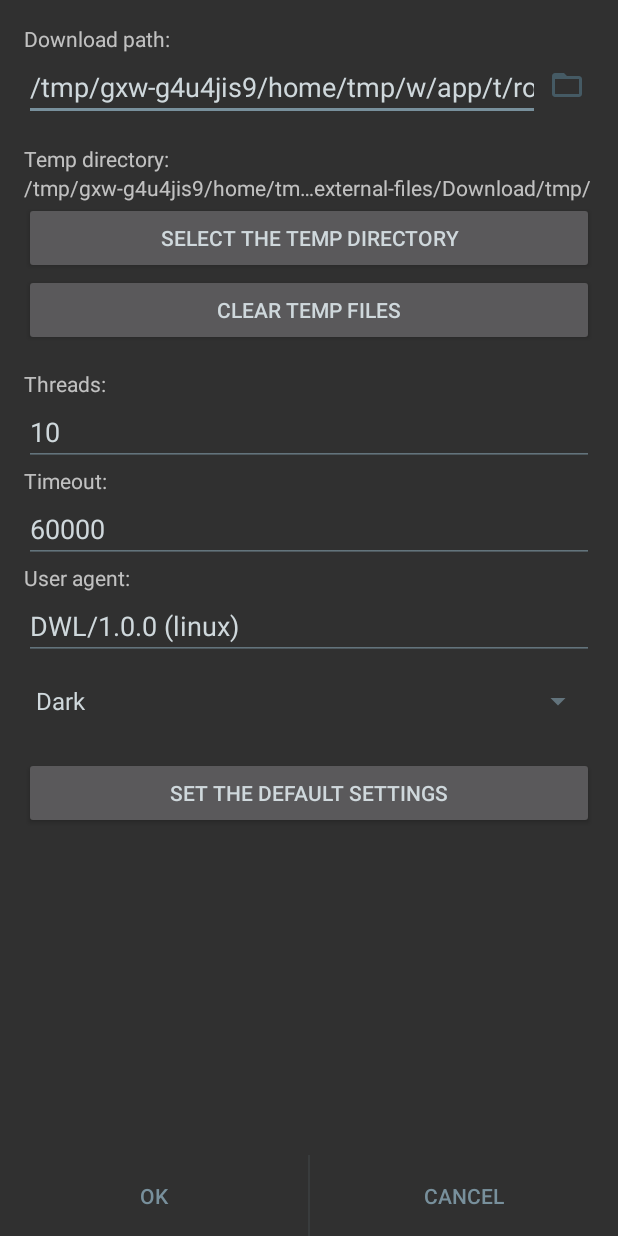
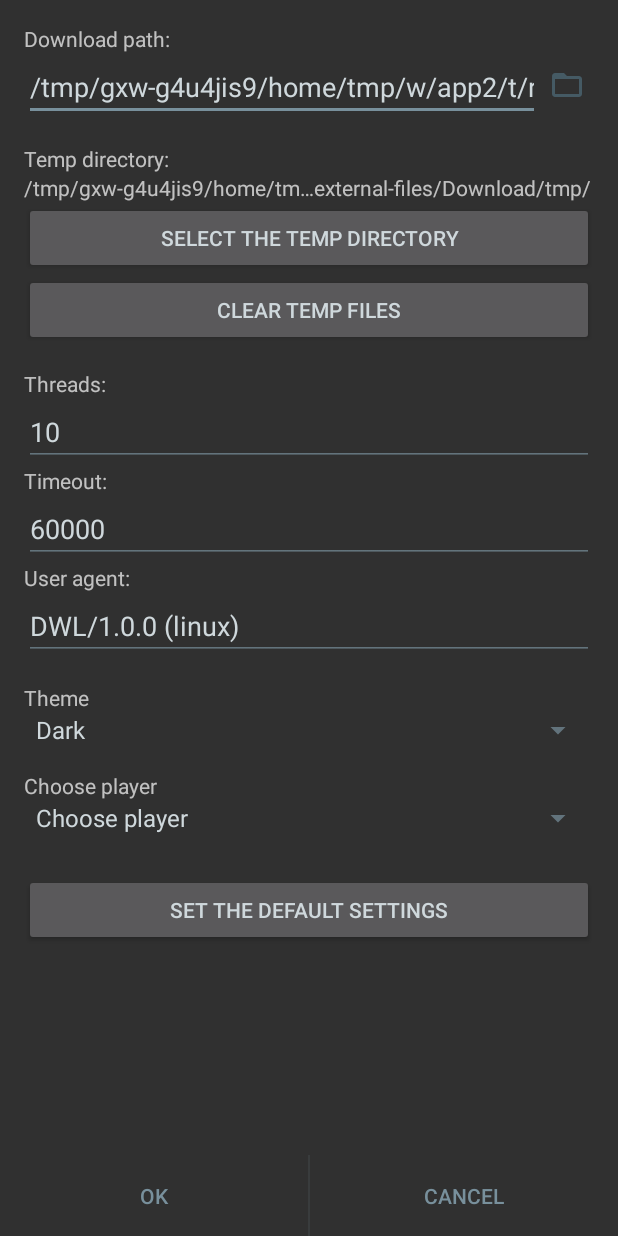
Before and after one commit to YouROK/M3U8Loader, an Android app: the SettingsActivity screen opened directly, with no data from a screen before it, on a phone screen of 412 x 824 dp. Run offline under Robolectric (Android 15) with nearby library versions, the phone set to English and light mode, and no system bars; libraries missing offline, so code that uses them is left out: go.m3u8.

Commit message:
snap 1.11

```diff
--- a/app/src/main/AndroidManifest.xml
+++ b/app/src/main/AndroidManifest.xml
@@ -38,10 +38,11 @@
             android:windowSoftInputMode="adjustResize">
             <intent-filter>
                 <action android:name="android.intent.action.SEND" />
+
                 <category android:name="android.intent.category.DEFAULT" />
+
                 <data android:mimeType="*/*" />
             </intent-filter>
-
             <intent-filter>
                 <action android:name="android.intent.action.VIEW" />
 
@@ -56,7 +57,6 @@
                 <data android:mimeType="application/vnd.apple.mpegurl" />
                 <data android:mimeType="video/mp2t" />
             </intent-filter>
-
             <intent-filter>
                 <action android:name="android.intent.action.VIEW" />
 
@@ -67,7 +67,6 @@
                 <data android:scheme="https" />
                 <data android:scheme="file" />
                 <data android:host="*" />
-
                 <data android:mimeType="video/m3u" />
                 <data android:mimeType="video/m3u8" />
                 <data android:mimeType="video/hls" />
@@ -76,7 +75,6 @@
                 <data android:mimeType="application/vnd.apple.mpegurl" />
                 <data android:mimeType="video/mp2t" />
             </intent-filter>
-
             <intent-filter>
                 <action android:name="android.intent.action.VIEW" />
 
--- a/app/src/main/java/ru/yourok/loader/Options.java
+++ b/app/src/main/java/ru/yourok/loader/Options.java
@@ -48,6 +48,10 @@ public class Options {
         return prefs.getInt("Theme", 1);
     }
 
+    public int GetPlayer() {
+        return prefs.getInt("Player", 0);
+    }
+
     public void SetThreads(int val) {
         SharedPreferences.Editor ed = prefs.edit();
         ed.putInt("Threads", val);
@@ -84,9 +88,9 @@ public class Options {
         ed.apply();
     }
 
-    public void SetDarkTheme(boolean val) {
+    public void SetPlayer(int val) {
         SharedPreferences.Editor ed = prefs.edit();
-        ed.putBoolean("UseDarkTheme", val);
+        ed.putInt("Player", val);
         ed.apply();
     }
 
--- a/app/src/main/java/ru/yourok/m3u8loader/DirectoryChooserActivity.java
+++ b/app/src/main/java/ru/yourok/m3u8loader/DirectoryChooserActivity.java
@@ -79,7 +79,8 @@ public class DirectoryChooserActivity extends AppCompatActivity {
             if (DirectoryPath.getParentFile() != null) {
                 DirectoryPath = DirectoryPath.getParentFile();
                 updateViews();
-            } else
+            }
+            if (!DirectoryPath.canWrite())
                 Toast.makeText(this, getText(R.string.error_dir_perm), Toast.LENGTH_SHORT).show();
         }
     }
@@ -119,7 +120,7 @@ public class DirectoryChooserActivity extends AppCompatActivity {
                     public void onClick(DialogInterface dialog, int which) {
                         String name = input.getText().toString();
                         if (!new File(DirectoryPath.getAbsolutePath() + "/" + name).mkdir())
-                            Toast.makeText(DirectoryChooserActivity.this,R.string.error_create_folder,Toast.LENGTH_SHORT).show();
+                            Toast.makeText(DirectoryChooserActivity.this, R.string.error_create_folder, Toast.LENGTH_SHORT).show();
                         dialog.dismiss();
                         updateViews();
                     }
--- a/app/src/main/java/ru/yourok/m3u8loader/SettingsActivity.java
+++ b/app/src/main/java/ru/yourok/m3u8loader/SettingsActivity.java
@@ -31,7 +31,6 @@ import ru.yourok.m3u8loader.utils.ThemeChanger;
 public class SettingsActivity extends AppCompatActivity {
 
     public static final int REQUEST_CODE = 1202;
-    private final String[] themeNames = {};
 
     @Override
     protected void onCreate(Bundle savedInstanceState) {
@@ -49,6 +48,11 @@ public class SettingsActivity extends AppCompatActivity {
         ArrayAdapter<String> adapter = new ArrayAdapter<>(this, android.R.layout.simple_spinner_item, getResources().getStringArray(R.array.themes_names));
         adapter.setDropDownViewResource(android.R.layout.simple_spinner_dropdown_item);
         Spinner spinner = ((Spinner) findViewById(R.id.spinnerChangeTheme));
+        spinner.setAdapter(adapter);
+
+        adapter = new ArrayAdapter<>(this, android.R.layout.simple_spinner_item, getResources().getStringArray(R.array.players_names));
+        adapter.setDropDownViewResource(android.R.layout.simple_spinner_dropdown_item);
+        spinner = ((Spinner) findViewById(R.id.spinnerPlayerChange));
         spinner.setAdapter(adapter);
         loadSettings();
     }
@@ -76,6 +80,7 @@ public class SettingsActivity extends AppCompatActivity {
         ((TextView) findViewById(R.id.textViewTempDir)).setText(Options.getInstance(this).GetTempDir());
         ((EditText) findViewById(R.id.editTextUseragent)).setText(Options.getInstance(this).GetUseragent());
         ((Spinner) findViewById(R.id.spinnerChangeTheme)).setSelection(Options.getInstance(this).GetTheme());
+        ((Spinner) findViewById(R.id.spinnerPlayerChange)).setSelection(Options.getInstance(this).GetPlayer());
     }
 
     private void saveSettings() {
@@ -85,12 +90,14 @@ public class SettingsActivity extends AppCompatActivity {
         String timeout = ((EditText) findViewById(R.id.editTextTimeout)).getText().toString();
         String useragent = ((EditText) findViewById(R.id.editTextUseragent)).getText().toString();
         int theme = ((Spinner) findViewById(R.id.spinnerChangeTheme)).getSelectedItemPosition();
+        int player = ((Spinner) findViewById(R.id.spinnerPlayerChange)).getSelectedItemPosition();
         Options.getInstance(this).SetOutDir(dirout);
         Options.getInstance(this).SetTempDir(dirtemp);
         Options.getInstance(this).SetTimeout(Integer.parseInt(timeout));
         Options.getInstance(this).SetThreads(Integer.parseInt(threads));
         Options.getInstance(this).SetTheme(theme);
         Options.getInstance(this).SetUseragent(useragent);
+        Options.getInstance(this).SetPlayer(player);
     }
 
     public void okBtnClick(View view) {
--- a/app/src/main/res/layout/activity_settings.xml
+++ b/app/src/main/res/layout/activity_settings.xml
@@ -136,8 +136,27 @@
                 android:layout_height="15dp"
                 android:background="@android:color/transparent" />
 
+            <TextView
+                android:layout_width="match_parent"
+                android:layout_height="wrap_content"
+                android:text="@string/theme" />
+
             <Spinner
                 android:id="@+id/spinnerChangeTheme"
+                android:layout_width="match_parent"
+                android:layout_height="wrap_content" />
+
+            <View
+                android:layout_width="match_parent"
+                android:layout_height="15dp"
+                android:background="@android:color/transparent" />
+
+            <TextView
+                android:layout_width="match_parent"
+                android:layout_height="wrap_content"
+                android:text="@string/chnage_player" />
+            <Spinner
+                android:id="@+id/spinnerPlayerChange"
                 android:layout_width="match_parent"
                 android:layout_height="wrap_content" />
 
--- a/app/src/main/res/values/strings.xml
+++ b/app/src/main/res/values/strings.xml
@@ -50,8 +50,18 @@
     <string name="error_double_url">Loading with the same url already exists</string>
     <string name="error_create_folder">Error create folder</string>
 
+    <string name="theme">Theme</string>
     <string-array name="themes_names">
         <item>Light</item>
         <item>Dark</item>
     </string-array>
+
+    <string name="chnage_player">Choose player</string>
+    <string-array name="players_names">
+        <item>Choose player</item>
+        <item>Default player</item>
+        <item>MX Player</item>
+        <item>Kodi player</item>
+    </string-array>
+
 </resources>
```
Also changed, not shown: app/build.gradle (+8 -5 lines), app/src/main/java/ru/yourok/m3u8loader/MainActivity.java (+6 -14 lines), app/src/main/java/ru/yourok/m3u8loader/utils/Notifications.java (+25 -9 lines), app/src/main/java/ru/yourok/m3u8loader/utils/PlayIntent.java (added, +111 -0 lines), app/src/main/res/xml/pref_general.xml (added, +62 -0 lines), 2 other files.
